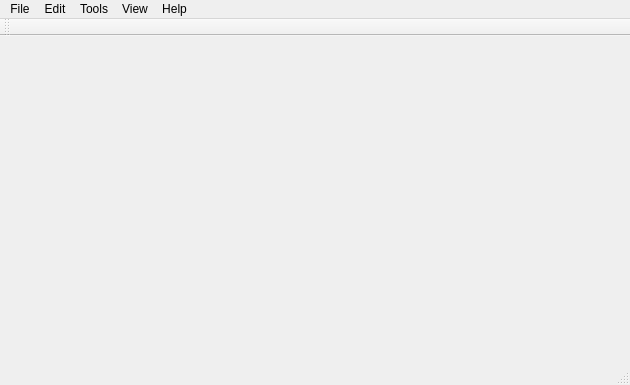
This is src/ui/mainwindow.ui in teraGL/cryptoBT as Qt 5 draws it before an edit. The edited form follows.
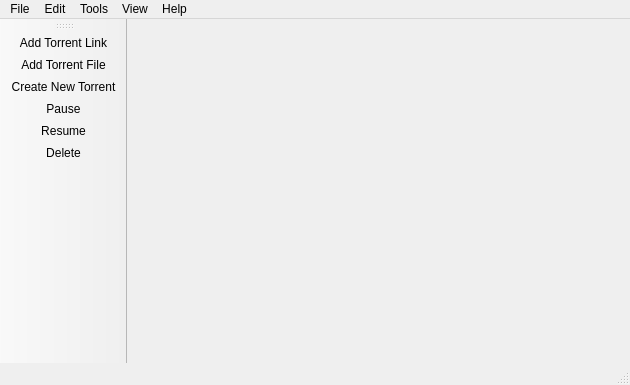
This is the edited form. Icons and pictures are not drawn.

The edit to the form file:
```diff
--- a/src/ui/mainwindow.ui
+++ b/src/ui/mainwindow.ui
@@ -109,11 +109,17 @@
   </widget>
   <widget class="QToolBar" name="toolBar">
    <attribute name="toolBarArea">
-    <enum>TopToolBarArea</enum>
+    <enum>LeftToolBarArea</enum>
    </attribute>
    <attribute name="toolBarBreak">
-    <bool>false</bool>
+    <bool>true</bool>
    </attribute>
+   <addaction name="actionAddTorrentLink"/>
+   <addaction name="actionAddTorrentFile"/>
+   <addaction name="actionCreateNewTorrent"/>
+   <addaction name="actionPause"/>
+   <addaction name="actionResume"/>
+   <addaction name="actionDelete"/>
   </widget>
   <widget class="QStatusBar" name="statusBar"/>
   <action name="actionAddTorrentFile">
```
Left out of the diff: 58 changed lines with no effect on the pictures.
